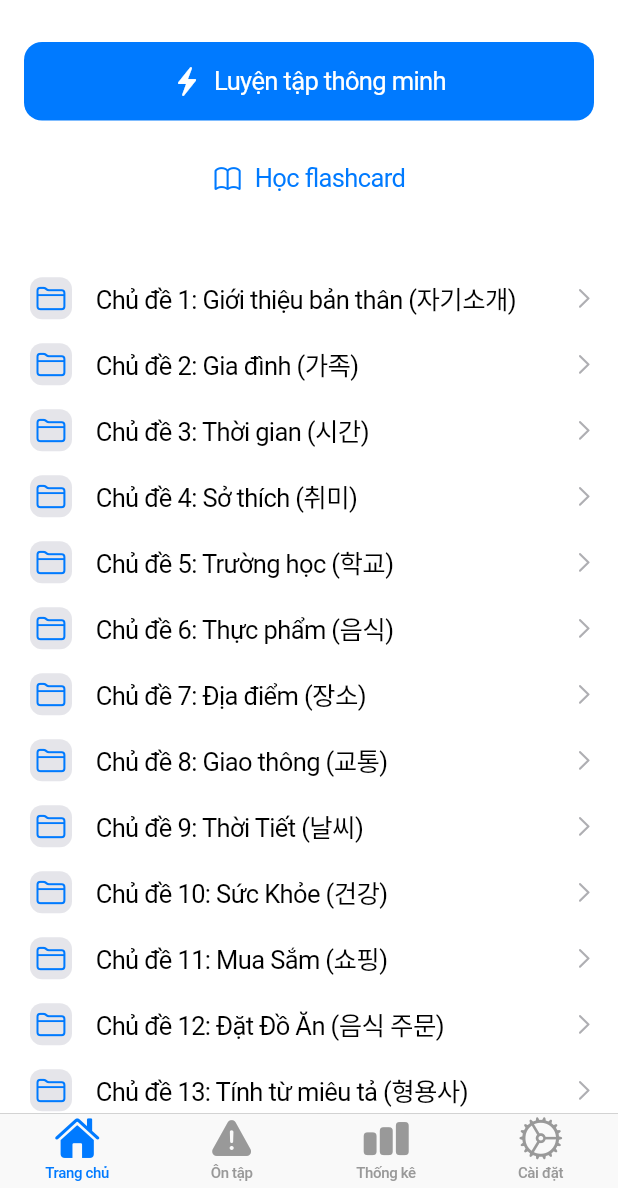
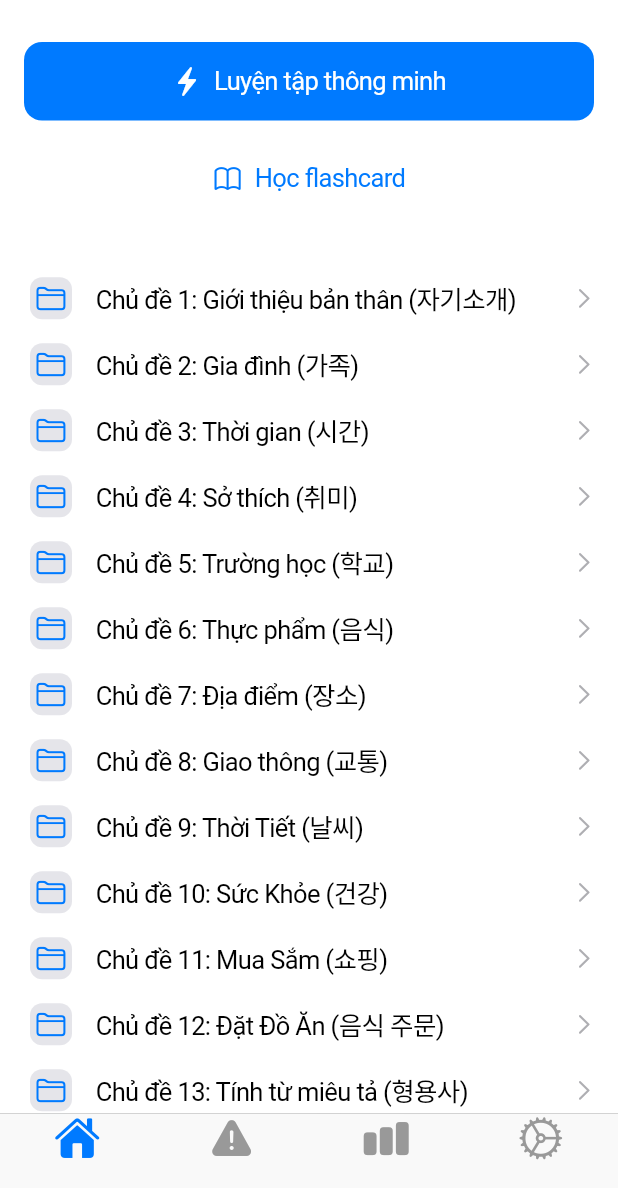
Before and after one commit to tuta-ktech-dev/korean-vocab-app, a Flutter app: the screen it shows after launch, on a phone screen of 412 x 824 dp, the part 48-1236 px from its top. Run offline on Flutter 3.47's test engine with Material 3 defaults, Android fonts, the phone set to English and light mode, and no system bars; our stand-ins replace equatable, flip_card, flutter_bloc, flutter_tts, image_picker, sqflite; accounts and stored records are empty.

Commit message:
UI: Refine bottom navigation to show icons only

```diff
--- a/lib/screens/main_tab_screen.dart
+++ b/lib/screens/main_tab_screen.dart
@@ -14,19 +14,19 @@ class MainTabScreen extends StatelessWidget {
         items: const [
           BottomNavigationBarItem(
             icon: Icon(CupertinoIcons.house_fill),
-            label: 'Trang chủ',
+            label: '',
           ),
           BottomNavigationBarItem(
             icon: Icon(CupertinoIcons.exclamationmark_triangle_fill),
-            label: 'Ôn tập',
+            label: '',
           ),
           BottomNavigationBarItem(
             icon: Icon(CupertinoIcons.chart_bar_fill),
-            label: 'Thống kê',
+            label: '',
           ),
           BottomNavigationBarItem(
             icon: Icon(CupertinoIcons.settings),
-            label: 'Cài đặt',
+            label: '',
           ),
         ],
       ),
--- a/lib/screens/quiz/quiz_screen.dart
+++ b/lib/screens/quiz/quiz_screen.dart
@@ -234,9 +234,11 @@ class QuizScreen extends StatelessWidget {
     final nextReviewText = _formatNextReview(state.nextReview);
 
     return Container(
+      width: double.infinity,
       padding: const EdgeInsets.all(24),
       child: Column(
         mainAxisAlignment: MainAxisAlignment.center,
+        crossAxisAlignment: CrossAxisAlignment.center,
         children: [
           Icon(
             isCorrect
@@ -260,6 +262,7 @@ class QuizScreen extends StatelessWidget {
           ),
           const SizedBox(height: 16),
           Container(
+            width: double.infinity,
             padding: const EdgeInsets.all(16),
             decoration: BoxDecoration(
               color: CupertinoColors.systemGrey6,
```
